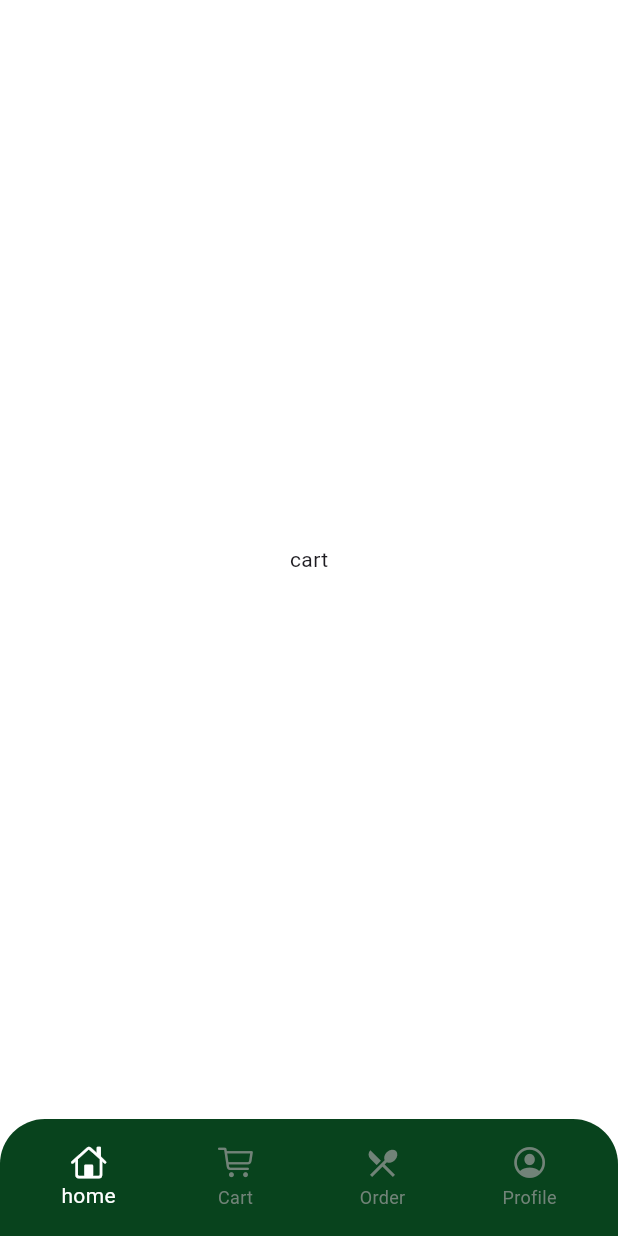
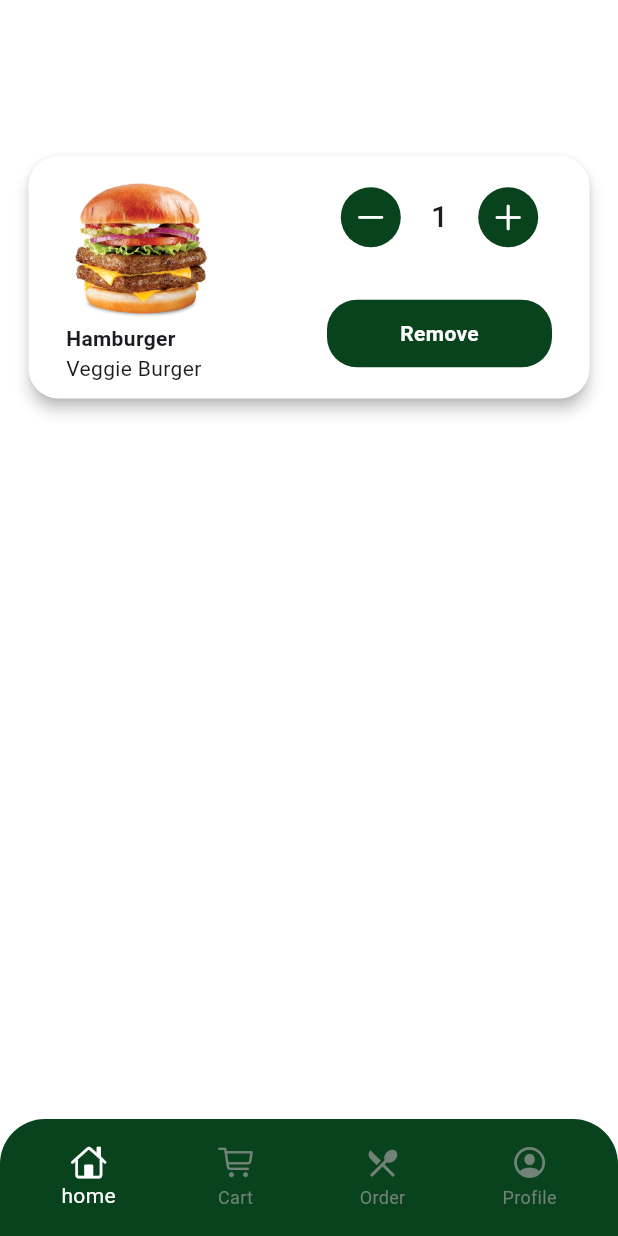
Before and after one commit to Mostafaghozy/AuraEats, a Flutter app: the screen it shows after launch, swiped to page 2, on a phone screen of 412 x 824 dp. Run offline on Flutter 3.47's test engine with Material 3 defaults, Android fonts, the phone set to English and light mode, and no system bars; our stand-ins replace flutter_svg, gap, lottie.

Commit message:
implement cart view

```diff
--- a/lib/features/cart/views/cart_view.dart
+++ b/lib/features/cart/views/cart_view.dart
@@ -1,10 +1,31 @@
+import 'package:aura_eats/core/constants/app_colors.dart';
+import 'package:aura_eats/features/cart/widgets/cart_item.dart';
+import 'package:aura_eats/shared/custom_button.dart';
+import 'package:aura_eats/shared/custom_text.dart';
+import 'package:flutter/cupertino.dart';
 import 'package:flutter/material.dart';
+import 'package:gap/gap.dart';
 
 class CartView extends StatelessWidget {
   const CartView({super.key});
 
   @override
   Widget build(BuildContext context) {
-    return Scaffold(body: Center(child: Text("cart")));
+    return Scaffold(
+      body: Padding(
+        padding: const EdgeInsets.symmetric(horizontal: 15.0),
+        child: Column(
+          children: [
+            Gap(100),
+            CartItem(
+              image: 'assets/home/test.png',
+              text: 'Hamburger',
+              desc: 'Veggie Burger',
+              num: 1,
+            ),
+          ],
+        ),
+      ),
+    );
   }
 }
--- /dev/null
+++ b/lib/features/cart/widgets/cart_item.dart
@@ -0,0 +1,98 @@
+import 'package:aura_eats/core/constants/app_colors.dart';
+import 'package:aura_eats/shared/custom_text.dart';
+import 'package:flutter/cupertino.dart';
+import 'package:flutter/material.dart';
+import 'package:gap/gap.dart';
+
+class CartItem extends StatelessWidget {
+  const CartItem({
+    super.key,
+    required this.image,
+    required this.text,
+    required this.desc,
+    this.onAdd,
+    this.onMin,
+    this.onRemove,
+    required this.num,
+  });
+  final String image, text, desc;
+  final Function()? onAdd;
+  final Function()? onMin;
+  final Function()? onRemove;
+  final int num;
+
+  @override
+  Widget build(BuildContext context) {
+    return Card(
+      elevation: 4,
+      shadowColor: Colors.grey.shade400,
+      shape: RoundedRectangleBorder(borderRadius: BorderRadius.circular(20)),
+      color: Colors.white,
+      child: Padding(
+        padding: const EdgeInsets.symmetric(horizontal: 25.0, vertical: 10),
+        child: Row(
+          mainAxisAlignment: MainAxisAlignment.spaceBetween,
+          children: [
+            Column(
+              crossAxisAlignment: CrossAxisAlignment.start,
+              children: [
+                Image.asset(image, width: 100),
+                CustomText(text: text, weight: FontWeight.bold),
+                CustomText(text: desc),
+              ],
+            ),
+            Column(
+              children: [
+                Row(
+                  children: [
+                    GestureDetector(
+                      onTap: onMin,
+                      child: CircleAvatar(
+                        backgroundColor: AppColors.primary,
+
+                        child: Icon(CupertinoIcons.minus, color: Colors.white),
+                      ),
+                    ),
+                    Gap(20),
+                    CustomText(
+                      text: num.toString(),
+                      weight: FontWeight.w500,
+                      size: 20,
+                    ),
+                    Gap(20),
+                    GestureDetector(
+                      onTap: onAdd,
+                      child: CircleAvatar(
+                        backgroundColor: AppColors.primary,
+
+                        child: Icon(CupertinoIcons.add, color: Colors.white),
+                      ),
+                    ),
+                  ],
+                ),
+                Gap(35),
+                GestureDetector(
+                  onTap: onRemove,
+                  child: Container(
+                    width: 150,
+                    height: 45,
+                    decoration: BoxDecoration(
+                      color: AppColors.primary,
+                      borderRadius: BorderRadius.circular(20),
+                    ),
+                    alignment: Alignment.center,
+                    child: CustomText(
+                      text: "Remove",
+                      color: Colors.white,
+                      weight: FontWeight.bold,
+                    ),
+                  ),
+                ),
+              ],
+            ),
+          ],
+        ),
+      ),
+    );
+  }
+}
```
